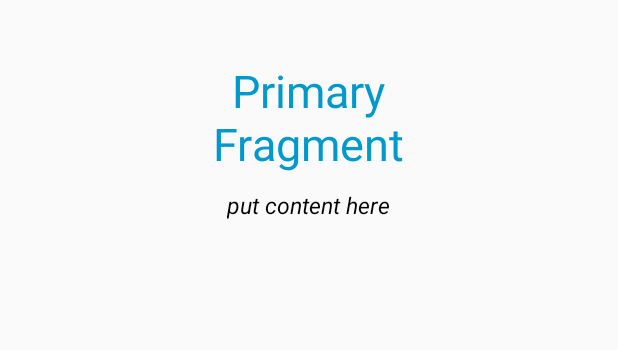
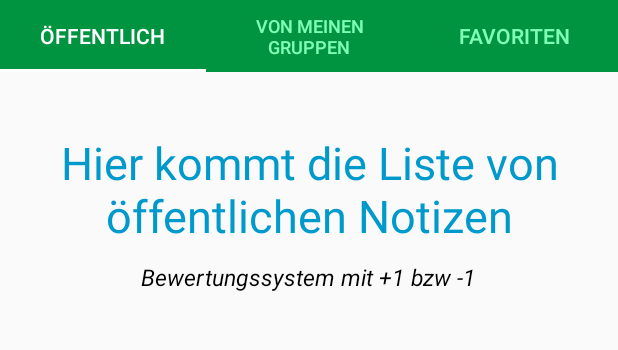
Before and after one commit to zhenhaoli/Unificiency, an Android app: the screen it shows after launch (MainActivity), in the side drawer, after a tap on "Notizen", on a phone screen of 412 x 824 dp, the part 84-434 px from its top. Run offline under Robolectric (Android 15) with nearby library versions, the phone set to English and light mode, and no system bars.

Commit message:
added notes tabs and their fragments

```diff
--- a/UnificiencyAndroid/app/src/main/java/lmu/de/unificiencyandroid/MainActivity.java
+++ b/UnificiencyAndroid/app/src/main/java/lmu/de/unificiencyandroid/MainActivity.java
@@ -9,7 +9,8 @@ import android.support.v7.app.ActionBarDrawerToggle;
 import android.support.v7.app.AppCompatActivity;
 import android.view.MenuItem;
 
-import lmu.de.unificiencyandroid.view.BuildingsFragment;
+import lmu.de.unificiencyandroid.view.buildings.BuildingsTab;
+import lmu.de.unificiencyandroid.view.notes.NotesTab;
 
 public class MainActivity extends AppCompatActivity{
     DrawerLayout mDrawerLayout;
@@ -36,7 +37,7 @@ public class MainActivity extends AppCompatActivity{
 
         mFragmentManager = getSupportFragmentManager();
         mFragmentTransaction = mFragmentManager.beginTransaction();
-        mFragmentTransaction.replace(R.id.containerView,new BuildingsFragment()).commit();
+        mFragmentTransaction.replace(R.id.containerView,new BuildingsTab()).commit();
         /**
          * Setup click events on the Navigation View Items.
          */
@@ -48,7 +49,7 @@ public class MainActivity extends AppCompatActivity{
 
                 if (menuItem.getItemId() == R.id.nav_item_buildings) {
                     FragmentTransaction fragmentTransaction = mFragmentManager.beginTransaction();
-                    fragmentTransaction.replace(R.id.containerView,new BuildingsFragment()).commit();
+                    fragmentTransaction.replace(R.id.containerView,new BuildingsTab()).commit();
 
                 }
 
@@ -60,7 +61,7 @@ public class MainActivity extends AppCompatActivity{
 
                 if (menuItem.getItemId() == R.id.nav_item_notes) {
                     FragmentTransaction fragmentTransaction = mFragmentManager.beginTransaction();
-                    fragmentTransaction.replace(R.id.containerView,new SentFragment()).commit();
+                    fragmentTransaction.replace(R.id.containerView,new NotesTab()).commit();
 
                 }
 
--- /dev/null
+++ b/UnificiencyAndroid/app/src/main/java/lmu/de/unificiencyandroid/view/buildings/BuildingsAll.java
@@ -0,0 +1,23 @@
+package lmu.de.unificiencyandroid.view.buildings;
+
+import android.os.Bundle;
+import android.support.annotation.Nullable;
+import android.support.v4.app.Fragment;
+import android.view.LayoutInflater;
+import android.view.View;
+import android.view.ViewGroup;
+
+import lmu.de.unificiencyandroid.R;
+
+/**
+ * Created by dev on 17.12.2016.
+ */
+
+public class BuildingsAll extends Fragment {
+
+    @Nullable
+    @Override
+    public View onCreateView(LayoutInflater inflater, ViewGroup container, Bundle savedInstanceState) {
+        return inflater.inflate(R.layout.buildings_all, null);
+    }
+}
--- a/UnificiencyAndroid/app/src/main/java/lmu/de/unificiencyandroid/view/BuildingsMap.java
+++ b/UnificiencyAndroid/app/src/main/java/lmu/de/unificiencyandroid/view/buildings/BuildingsMap.java
@@ -1,4 +1,4 @@
-package lmu.de.unificiencyandroid.view;
+package lmu.de.unificiencyandroid.view.buildings;
 
 import android.os.Bundle;
 import android.support.annotation.Nullable;
--- a/UnificiencyAndroid/app/src/main/java/lmu/de/unificiencyandroid/view/BuildingsAll.java
+++ b/UnificiencyAndroid/app/src/main/java/lmu/de/unificiencyandroid/view/buildings/BuildingsNearest.java
@@ -1,4 +1,4 @@
-package lmu.de.unificiencyandroid.view;
+package lmu.de.unificiencyandroid.view.buildings;
 
 import android.os.Bundle;
 import android.support.annotation.Nullable;
@@ -13,11 +13,11 @@ import lmu.de.unificiencyandroid.R;
  * Created by dev on 17.12.2016.
  */
 
-public class BuildingsAll extends Fragment {
+public class BuildingsNearest extends Fragment {
 
     @Nullable
     @Override
     public View onCreateView(LayoutInflater inflater, ViewGroup container, Bundle savedInstanceState) {
-        return inflater.inflate(R.layout.buildings_all, null);
+        return inflater.inflate(R.layout.buildings_nearest, null);
     }
 }
--- a/UnificiencyAndroid/app/src/main/java/lmu/de/unificiencyandroid/view/BuildingsFragment.java
+++ b/UnificiencyAndroid/app/src/main/java/lmu/de/unificiencyandroid/view/buildings/BuildingsTab.java
@@ -1,4 +1,4 @@
-package lmu.de.unificiencyandroid.view;
+package lmu.de.unificiencyandroid.view.buildings;
 
 import android.os.Bundle;
 import android.support.annotation.Nullable;
@@ -13,7 +13,7 @@ import android.view.ViewGroup;
 
 import lmu.de.unificiencyandroid.R;
 
-public class BuildingsFragment extends Fragment {
+public class BuildingsTab extends Fragment {
 
     public static TabLayout tabLayout;
     public static ViewPager viewPager;
--- a/UnificiencyAndroid/app/src/main/java/lmu/de/unificiencyandroid/view/BuildingsNearest.java
+++ b/UnificiencyAndroid/app/src/main/java/lmu/de/unificiencyandroid/view/notes/NotesOfMyGroups.java
@@ -1,4 +1,4 @@
-package lmu.de.unificiencyandroid.view;
+package lmu.de.unificiencyandroid.view.notes;
 
 import android.os.Bundle;
 import android.support.annotation.Nullable;
@@ -13,11 +13,11 @@ import lmu.de.unificiencyandroid.R;
  * Created by dev on 17.12.2016.
  */
 
-public class BuildingsNearest extends Fragment {
+public class NotesOfMyGroups extends Fragment {
 
     @Nullable
     @Override
     public View onCreateView(LayoutInflater inflater, ViewGroup container, Bundle savedInstanceState) {
-        return inflater.inflate(R.layout.buildings_nearest, null);
+        return inflater.inflate(R.layout.notes_ofmygroups, null);
     }
 }
--- /dev/null
+++ b/UnificiencyAndroid/app/src/main/java/lmu/de/unificiencyandroid/view/notes/NotesPublic.java
@@ -0,0 +1,23 @@
+package lmu.de.unificiencyandroid.view.notes;
+
+import android.os.Bundle;
+import android.support.annotation.Nullable;
+import android.support.v4.app.Fragment;
+import android.view.LayoutInflater;
+import android.view.View;
+import android.view.ViewGroup;
+
+import lmu.de.unificiencyandroid.R;
+
+/**
+ * Created by dev on 17.12.2016.
+ */
+
+public class NotesPublic extends Fragment {
+
+    @Nullable
+    @Override
+    public View onCreateView(LayoutInflater inflater, ViewGroup container, Bundle savedInstanceState) {
+        return inflater.inflate(R.layout.notes_public, null);
+    }
+}
--- /dev/null
+++ b/UnificiencyAndroid/app/src/main/java/lmu/de/unificiencyandroid/view/notes/NotesTab.java
@@ -0,0 +1,101 @@
+package lmu.de.unificiencyandroid.view.notes;
+
+import android.os.Bundle;
+import android.support.annotation.Nullable;
+import android.support.design.widget.TabLayout;
+import android.support.v4.app.Fragment;
+import android.support.v4.app.FragmentManager;
+import android.support.v4.app.FragmentPagerAdapter;
+import android.support.v4.view.ViewPager;
+import android.view.LayoutInflater;
+import android.view.View;
+import android.view.ViewGroup;
+
+import lmu.de.unificiencyandroid.R;
+
+public class NotesTab extends Fragment {
+
+    public static TabLayout tabLayout;
+    public static ViewPager viewPager;
+    public static int int_items = 3 ;
+
+    @Nullable
+    @Override
+    public View onCreateView(LayoutInflater inflater, ViewGroup container, Bundle savedInstanceState) {
+        /**
+         *Inflate tab_layout and setup Views.
+         */
+        View x =  inflater.inflate(R.layout.notes_tab,null);
+        tabLayout = (TabLayout) x.findViewById(R.id.notes_tab);
+        viewPager = (ViewPager) x.findViewById(R.id.notes_viewpager);
+
+        /**
+         *Set an Apater for the View Pager
+         */
+        viewPager.setAdapter(new NotesTab.MyAdapter(getChildFragmentManager()));
+
+        /**
+         * Now , this is a workaround ,
+         * The setupWithViewPager dose't works without the runnable .
+         * Maybe a Support Library Bug .
+         */
+
+        tabLayout.post(new Runnable() {
+            @Override
+            public void run() {
+                tabLayout.setupWithViewPager(viewPager);
+            }
+        });
+
+        return x;
+
+    }
+
+    class MyAdapter extends FragmentPagerAdapter {
+
+        public MyAdapter(FragmentManager fm) {
+            super(fm);
+        }
+
+        /**
+         * Return fragment with respect to Position .
+         */
+
+        @Override
+        public Fragment getItem(int position)
+        {
+            switch (position){
+                case 0 : return new NotesPublic();
+                case 1 : return new NotesOfMyGroups();
+                case 2 : return new NotesFavorite();
+            }
+            return null;
+        }
+
+        @Override
+        public int getCount() {
+
+            return int_items;
+
+        }
+
+        /**
+         * This method returns the title of the tab according to the position.
+         */
+
+        @Override
+        public CharSequence getPageTitle(int position) {
+
+            switch (position){
+                case 0 :
+                    return "Öffentlich";
+                case 1 :
+                    return "Von meinen Gruppen";
+                case 2:
+                    return "Favoriten";
+            }
+            return null;
+        }
+    }
+
+}
--- /dev/null
+++ b/UnificiencyAndroid/app/src/main/res/layout/notes_public.xml
@@ -0,0 +1,29 @@
+<?xml version="1.0" encoding="utf-8"?>
+<RelativeLayout xmlns:android="http://schemas.android.com/apk/res/android"
+    android:orientation="vertical" android:layout_width="match_parent"
+    android:layout_height="match_parent">
+
+    <TextView
+        android:layout_width="wrap_content"
+        android:layout_height="wrap_content"
+        android:layout_marginTop="40dp"
+        android:textSize="30sp"
+        android:gravity="center"
+        android:id="@+id/textView"
+        android:layout_centerHorizontal="true"
+        android:textColor="@android:color/holo_blue_dark"
+        android:text="Hier kommt die Liste von öffentlichen Notizen"/>
+
+    <TextView
+        android:layout_width="wrap_content"
+        android:layout_height="wrap_content"
+        android:autoLink="web"
+        android:textSize="15sp"
+        android:layout_marginTop="10dp"
+        android:layout_centerHorizontal="true"
+        android:text="Bewertungssystem mit +1 bzw -1"
+        android:textColor="#000"
+        android:layout_below="@+id/textView"
+        android:textStyle="italic"/>
+
+</RelativeLayout>
--- /dev/null
+++ b/UnificiencyAndroid/app/src/main/res/layout/notes_tab.xml
@@ -0,0 +1,31 @@
+<?xml version="1.0" encoding="utf-8"?>
+<LinearLayout
+    xmlns:android="http://schemas.android.com/apk/res/android"
+    xmlns:app="http://schemas.android.com/apk/res-auto"
+    android:layout_width="match_parent"
+    android:orientation="vertical"
+    android:layout_height="wrap_content">
+
+
+    <android.support.design.widget.TabLayout
+        android:id="@+id/notes_tab"
+        app:tabGravity="fill"
+        app:tabMode="fixed"
+        android:background="@color/lmugreen"
+        app:tabIndicatorColor="@color/white"
+        app:tabSelectedTextColor="@color/white"
+        app:tabTextColor="@color/greenbright"
+        android:layout_width="match_parent"
+        android:layout_height="wrap_content">
+    </android.support.design.widget.TabLayout>
+
+    <android.support.v4.view.ViewPager
+        android:id="@+id/notes_viewpager"
+        android:layout_width="match_parent"
+        android:layout_height="match_parent">
+
+    </android.support.v4.view.ViewPager>
+
+
+
+</LinearLayout>
```
Also changed, not shown: UnificiencyAndroid/app/src/main/java/lmu/de/unificiencyandroid/view/notes/NotesFavorite.java (added, +23 -0 lines), UnificiencyAndroid/app/src/main/res/layout/notes_favorite.xml (added, +29 -0 lines), UnificiencyAndroid/app/src/main/res/layout/notes_ofmygroups.xml (added, +29 -0 lines).
